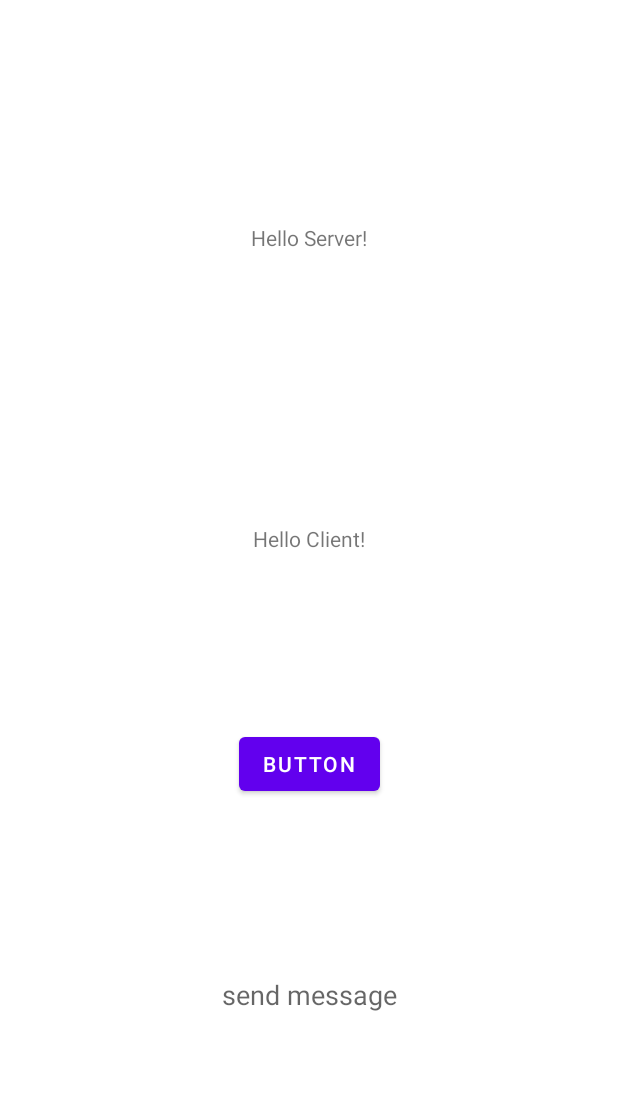
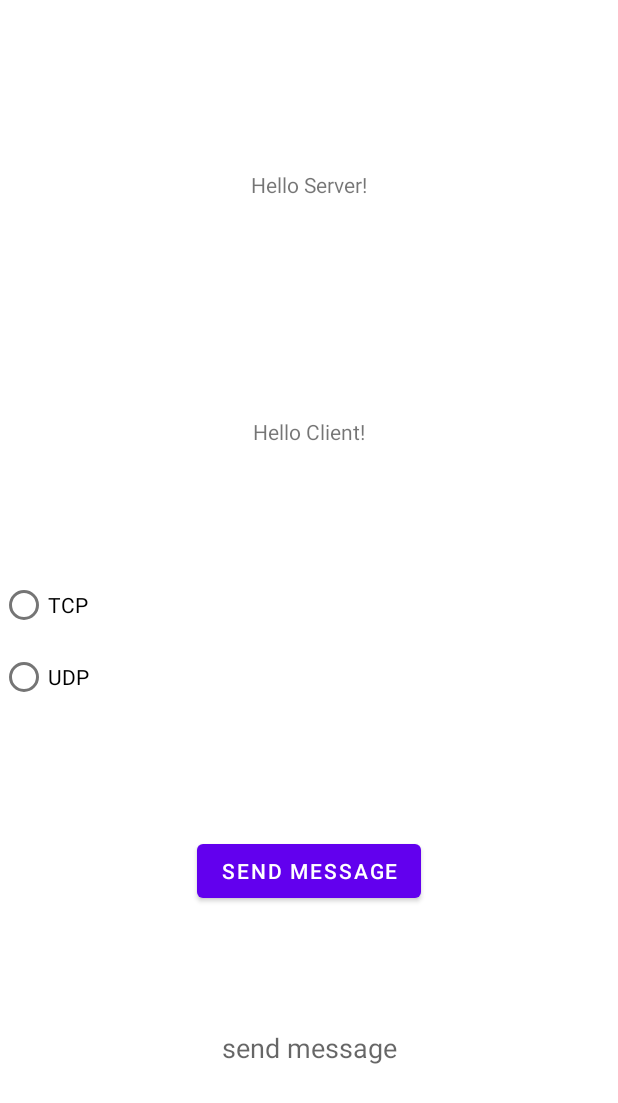
Before and after one commit to seabat/android-network-samples, an Android app: the layout activity_main.xml on its own in the app's theme, with its tools: preview values and no code run, on a phone screen of 412 x 824 dp. Shown: the top 1103 px of the screen. Run offline under Robolectric (Android 15) with nearby library versions, the phone set to English and light mode, and no system bars.

Commit message:
TCP/UDP のラジオボタンを配置

```diff
--- a/ndk-socket/app/src/main/res/layout/activity_main.xml
+++ b/ndk-socket/app/src/main/res/layout/activity_main.xml
@@ -28,15 +28,36 @@
         app:layout_constraintEnd_toEndOf="parent"
         app:layout_constraintStart_toStartOf="parent"
         app:layout_constraintTop_toBottomOf="@+id/server_text"
-        app:layout_constraintBottom_toTopOf="@+id/send_button"
+        app:layout_constraintBottom_toTopOf="@+id/transport_grp"
         />
+
+    <RadioGroup
+        android:id="@+id/transport_grp"
+        android:layout_width="match_parent"
+        android:layout_height="wrap_content"
+        android:orientation="vertical"
+        app:layout_constraintLeft_toLeftOf="parent"
+        app:layout_constraintRight_toRightOf="parent"
+        app:layout_constraintTop_toBottomOf="@+id/client_text"
+        app:layout_constraintBottom_toTopOf="@+id/send_button" >
+        <RadioButton android:id="@+id/radio_tcp"
+            android:layout_width="wrap_content"
+            android:layout_height="wrap_content"
+            android:text="TCP"
+            android:onClick="onRadioButtonClicked" />
+        <RadioButton android:id="@+id/radio_udp"
+            android:layout_width="wrap_content"
+            android:layout_height="wrap_content"
+            android:text="UDP"
+            android:onClick="onRadioButtonClicked"/>
+    </RadioGroup>
 
     <Button
         android:id="@+id/send_button"
         android:layout_width="wrap_content"
         android:layout_height="wrap_content"
-        android:text="Button"
-        app:layout_constraintTop_toBottomOf="@+id/client_text"
+        android:text="Send Message"
+        app:layout_constraintTop_toBottomOf="@+id/transport_grp"
         app:layout_constraintBottom_toTopOf="@+id/edit_text"
         app:layout_constraintEnd_toEndOf="parent"
         app:layout_constraintStart_toStartOf="parent"
@@ -57,5 +78,4 @@
         app:layout_constraintRight_toRightOf="parent"
         />
 
-
 </androidx.constraintlayout.widget.ConstraintLayout>
```
Also changed, not shown: ndk-socket/app/src/main/java/dev/seabat/socket/MainActivity.kt (+27 -0 lines).
